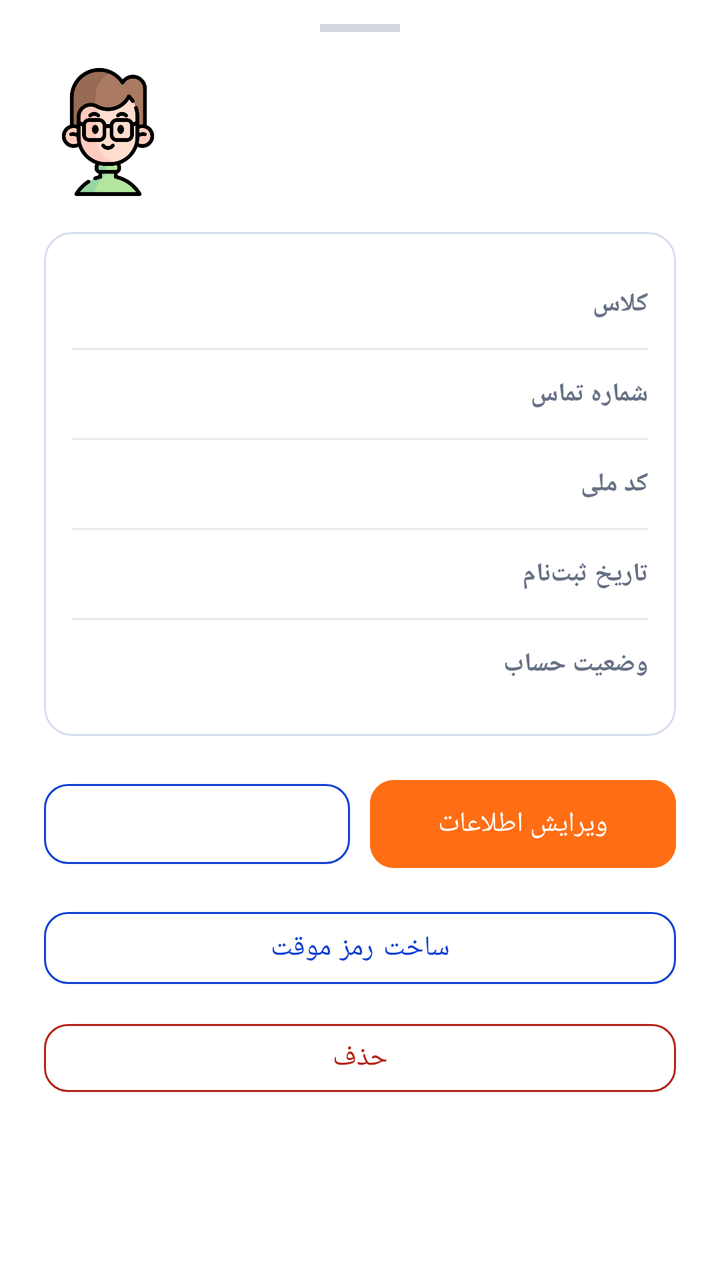
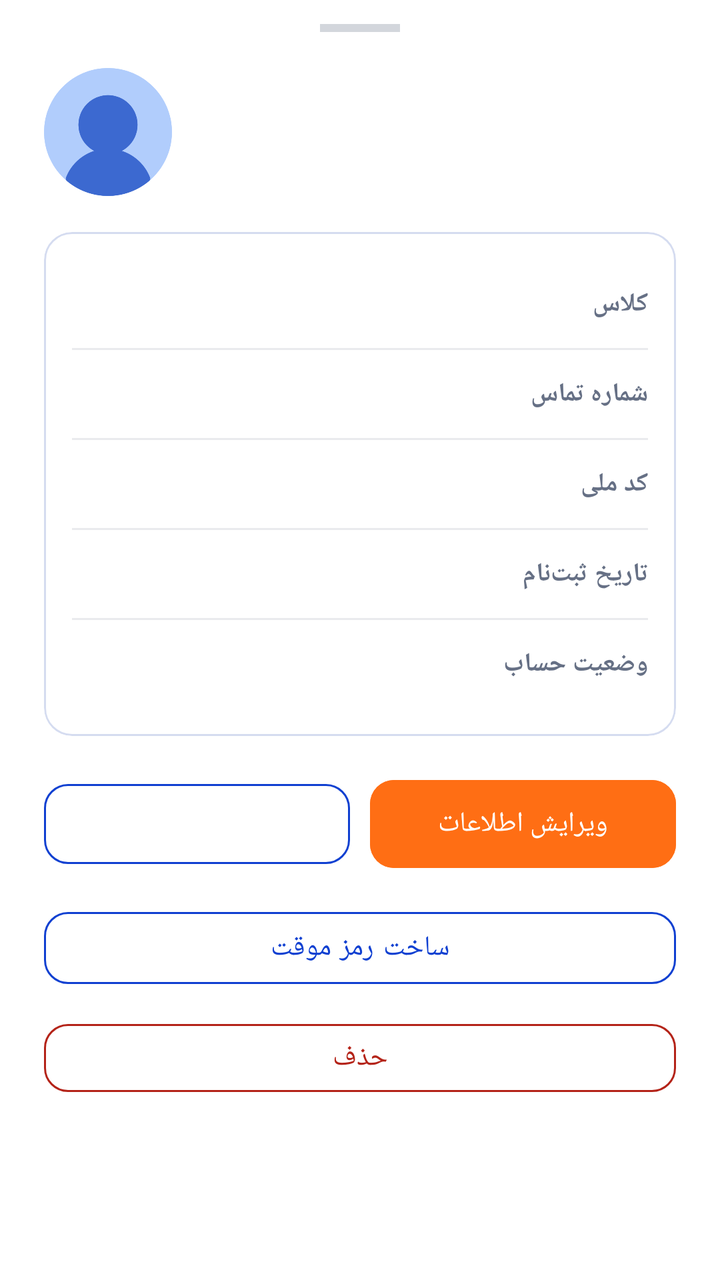

Screens rendered from an Android XML layout before and after an edit, with the pre-edit source and the edit as a unified diff.
<!-- AndroidManifest.xml: application theme Theme.BB -->
<!-- res/layout/dialog_student_details.xml -->
<?xml version="1.0" encoding="utf-8"?>
<LinearLayout
    xmlns:android="http://schemas.android.com/apk/res/android"
    xmlns:app="http://schemas.android.com/apk/res-auto"
    android:layout_width="match_parent"
    android:layout_height="wrap_content"
    android:background="@color/card_background"
    android:layoutDirection="rtl"
    android:orientation="vertical"
    android:paddingStart="22dp"
    android:paddingTop="12dp"
    android:paddingEnd="22dp"
    android:paddingBottom="22dp">

    <View
        android:layout_width="40dp"
        android:layout_height="4dp"
        android:layout_gravity="center"
        android:alpha="0.28"
        android:background="@color/sub_text" />

    <LinearLayout
        android:layout_width="match_parent"
        android:layout_height="wrap_content"
        android:layoutDirection="ltr"
        android:layout_marginTop="18dp"
        android:gravity="center_vertical"
        android:orientation="horizontal">

        <ImageView
            android:id="@+id/dialogAvatar"
            android:layout_width="64dp"
            android:layout_height="64dp"
            android:src="@drawable/avatar_student_1" />

        <LinearLayout
            android:layout_width="0dp"
            android:layout_height="wrap_content"
            android:layout_marginStart="16dp"
            android:layout_weight="1"
            android:layoutDirection="rtl"
            android:gravity="right"
            android:orientation="vertical">

            <TextView
                android:id="@+id/dialogName"
                android:layout_width="match_parent"
                android:layout_height="wrap_content"
                android:gravity="right"
                android:textColor="@color/title_blue"
                android:textDirection="rtl"
                android:textSize="18sp"
                android:textStyle="bold" />

            <TextView
                android:id="@+id/dialogCode"
                android:layout_width="match_parent"
                android:layout_height="wrap_content"
                android:layout_marginTop="4dp"
                android:gravity="right"
                android:textColor="@color/sub_text"
                android:textDirection="rtl"
                android:textSize="13sp" />
        </LinearLayout>
    </LinearLayout>

    <com.google.android.material.card.MaterialCardView
        android:layout_width="match_parent"
        android:layout_height="wrap_content"
        android:layout_marginTop="18dp"
        app:cardBackgroundColor="@color/card_background"
        app:cardCornerRadius="14dp"
        app:cardElevation="0dp"
        app:strokeColor="#353559B8"
        app:strokeWidth="1dp">

        <LinearLayout
            android:layout_width="match_parent"
            android:layout_height="wrap_content"
            android:layoutDirection="rtl"
            android:orientation="vertical"
            android:padding="14dp">

            <LinearLayout style="@style/StudentCompactDetailRow">
                <TextView style="@style/StudentCompactDetailLabel" android:text="کلاس" />
                <TextView
                    android:id="@+id/dialogLevel"
                    style="@style/StudentCompactDetailValue"
                    android:textStyle="bold" />
            </LinearLayout>

            <View style="@style/StudentCompactDetailDivider" />

            <LinearLayout style="@style/StudentCompactDetailRow">
                <TextView style="@style/StudentCompactDetailLabel" android:text="شماره تماس" />
                <TextView
                    android:id="@+id/dialogPhone"
                    style="@style/StudentCompactDetailValue"
                    android:textDirection="ltr" />
            </LinearLayout>

            <View style="@style/StudentCompactDetailDivider" />

            <LinearLayout style="@style/StudentCompactDetailRow">
                <TextView style="@style/StudentCompactDetailLabel" android:text="کد ملی" />
                <TextView
                    android:id="@+id/dialogNationalId"
                    style="@style/StudentCompactDetailValue"
                    android:textDirection="ltr" />
            </LinearLayout>

            <View style="@style/StudentCompactDetailDivider" />

            <LinearLayout style="@style/StudentCompactDetailRow">
                <TextView style="@style/StudentCompactDetailLabel" android:text="تاریخ ثبت‌نام" />
                <TextView
                    android:id="@+id/dialogRegDate"
                    style="@style/StudentCompactDetailValue"
                    android:textDirection="ltr" />
            </LinearLayout>

            <View style="@style/StudentCompactDetailDivider" />

            <LinearLayout style="@style/StudentCompactDetailRow">
                <TextView style="@style/StudentCompactDetailLabel" android:text="وضعیت حساب" />
                <TextView
                    android:id="@+id/dialogStatus"
                    style="@style/StudentCompactDetailValue"
                    android:textStyle="bold" />
            </LinearLayout>
        </LinearLayout>
    </com.google.android.material.card.MaterialCardView>

    <LinearLayout
        android:layout_width="match_parent"
        android:layout_height="wrap_content"
        android:layoutDirection="rtl"
        android:layout_marginTop="18dp"
        android:orientation="horizontal">

        <com.google.android.material.button.MaterialButton
            android:id="@+id/btnDialogEdit"
            android:layout_width="0dp"
            android:layout_height="52dp"
            android:layout_weight="1"
            android:backgroundTint="@color/brand_orange"
            android:text="ویرایش اطلاعات"
            android:textAllCaps="false"
            android:textColor="@color/white"
            app:cornerRadius="12dp" />

        <View
            android:layout_width="10dp"
            android:layout_height="1dp" />

        <com.google.android.material.button.MaterialButton
            android:id="@+id/btnDialogArchive"
            style="@style/Widget.MaterialComponents.Button.OutlinedButton"
            android:layout_width="0dp"
            android:layout_height="52dp"
            android:layout_weight="1"
            android:textColor="@color/title_blue"
            app:cornerRadius="12dp"
            app:strokeColor="@color/title_blue" />
    </LinearLayout>


    <com.google.android.material.button.MaterialButton
        android:id="@+id/btnDialogResetPassword"
        style="@style/Widget.MaterialComponents.Button.OutlinedButton"
        android:layout_width="match_parent"
        android:layout_height="48dp"
        android:layout_marginTop="12dp"
        android:text="ساخت رمز موقت"
        android:textAllCaps="false"
        android:textColor="@color/title_blue"
        app:cornerRadius="12dp"
        app:strokeColor="@color/title_blue" />

    <com.google.android.material.button.MaterialButton
        android:id="@+id/btnDialogTrashStudent"
        style="@style/Widget.MaterialComponents.Button.OutlinedButton"
        android:layout_width="match_parent" android:layout_height="46dp" android:layout_marginTop="8dp"
        android:text="حذف" android:textAllCaps="false" android:textColor="#B42318"
        app:cornerRadius="12dp" app:strokeColor="#B42318" />
</LinearLayout>
<!-- resources referenced by this layout -->
<resources>
  <color name="brand_orange">#FF6E14</color>
  <color name="card_background">#FFFFFF</color>
  <color name="sub_text">#667085</color>
  <color name="title_blue">#1040D1</color>
  <color name="white">#FFFFFFFF</color>
  <!-- drawable avatar_student_1: png bitmap (drawable, 35581 bytes) -->
  <style name="StudentCompactDetailDivider">
          <item name="android:layout_width">match_parent</item>
          <item name="android:layout_height">1dp</item>
          <item name="android:alpha">0.14</item>
          <item name="android:background">@color/sub_text</item>
      </style>
  <style name="StudentCompactDetailLabel">
          <item name="android:layout_width">102dp</item>
          <item name="android:layout_height">wrap_content</item>
          <item name="android:gravity">right|center_vertical</item>
          <item name="android:textColor">@color/sub_text</item>
          <item name="android:textDirection">rtl</item>
          <item name="android:textSize">13sp</item>
          <item name="android:textStyle">bold</item>
      </style>
  <style name="StudentCompactDetailRow">
          <item name="android:layout_width">match_parent</item>
          <item name="android:layout_height">wrap_content</item>
          <item name="android:gravity">center_vertical</item>
          <item name="android:minHeight">44dp</item>
          <item name="android:orientation">horizontal</item>
      </style>
  <style name="StudentCompactDetailValue">
          <item name="android:layout_width">0dp</item>
          <item name="android:layout_height">wrap_content</item>
          <item name="android:layout_weight">1</item>
          <item name="android:gravity">right|center_vertical</item>
          <item name="android:textColor">@color/main_text</item>
          <item name="android:textSize">13sp</item>
      </style>
  <style name="Theme.BB" parent="Base.Theme.BB" />
  <color name="main_text">#1D2939</color>
  <style name="Base.Theme.BB" parent="Theme.Material3.DayNight.NoActionBar">
          <item name="android:windowBackground">@drawable/app_global_background</item>
  
          <item name="android:windowTranslucentStatus">false</item>
          <item name="android:windowDrawsSystemBarBackgrounds">true</item>
          <item name="android:statusBarColor">@android:color/transparent</item>
          <item name="android:navigationBarColor">@android:color/transparent</item>
  
          <item name="materialAlertDialogTheme">@style/ThemeOverlay.BB.MaterialAlertDialog</item>
  
          <item name="android:windowLightStatusBar">true</item>
      </style>
  <!-- drawable app_global_background (drawable) -->
  <?xml version="1.0" encoding="utf-8"?>
  <layer-list xmlns:android="http://schemas.android.com/apk/res/android">
      <item>
          <shape android:shape="rectangle">
              <solid android:color="#F8FAFC" />
          </shape>
      </item>
  </layer-list>
  <style name="ThemeOverlay.BB.MaterialAlertDialog" parent="ThemeOverlay.Material3.MaterialAlertDialog">
          <item name="colorSurface">@color/card_background</item>
          <item name="colorOnSurface">@color/main_text</item>
          <item name="colorPrimary">@color/title_blue</item>
          <item name="shapeAppearanceOverlay">@style/ShapeAppearance.BB.AlertDialog</item>
      </style>
  <style name="ShapeAppearance.BB.AlertDialog" parent="ShapeAppearance.MaterialComponents.MediumComponent">
          <item name="cornerSize">22dp</item>
      </style>
</resources>

<!-- the commit's change to res/layout/dialog_student_details.xml (unified diff, before → after) -->
@@ -31,7 +31,7 @@
             android:id="@+id/dialogAvatar"
             android:layout_width="64dp"
             android:layout_height="64dp"
-            android:src="@drawable/avatar_student_1" />
+            android:src="@drawable/avatar_no_profile" />
 
         <LinearLayout
             android:layout_width="0dp"
@@ -102,7 +102,10 @@
             <View style="@style/StudentCompactDetailDivider" />
 
             <LinearLayout style="@style/StudentCompactDetailRow">
-                <TextView style="@style/StudentCompactDetailLabel" android:text="کد ملی" />
+                <TextView
+                    android:id="@+id/dialogIdentityLabel"
+                    style="@style/StudentCompactDetailLabel"
+                    android:text="کد ملی" />
                 <TextView
                     android:id="@+id/dialogNationalId"
                     style="@style/StudentCompactDetailValue"
<!-- resource entries referenced after the edit -->
@@ -5,7 +5,7 @@
   <color name="sub_text">#667085</color>
   <color name="title_blue">#1040D1</color>
   <color name="white">#FFFFFFFF</color>
-  <!-- drawable avatar_student_1: png bitmap (drawable, 35581 bytes) -->
+  <!-- drawable avatar_no_profile: png bitmap (drawable, 34516 bytes) -->
   <style name="StudentCompactDetailDivider">
           <item name="android:layout_width">match_parent</item>
           <item name="android:layout_height">1dp</item>
